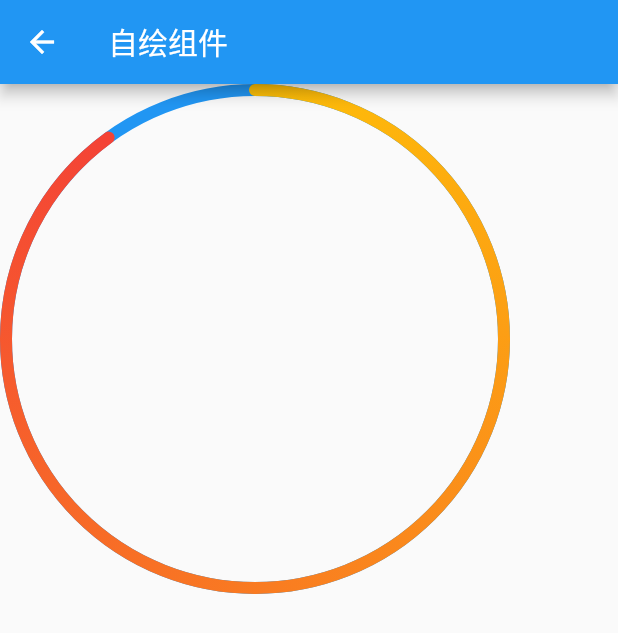
After one commit to xxxIxxxx/flutter_ddup, a Flutter app: the screen it shows after launch, scrolled down 1711 dp, after a tap on "自绘组件", on a phone screen of 412 x 824 dp. The commit adds this screen. Shown: the top 633 px of the screen. Run offline on Flutter 3.47's test engine with Material 2 defaults, Android fonts, the phone set to English and light mode, and no system bars; our stand-ins replace fluro.

Commit message:
自绘组件

```diff
--- a/lib/app/home_page.dart
+++ b/lib/app/home_page.dart
@@ -371,6 +371,13 @@ class _MyHomePageState extends State<MyHomePage> {
             },
             child: const Text("自绘组件 CustomPaint Canvas"),
           ),
+          TextButton(
+            onPressed: () {
+              Application.router.navigateTo(context, Routes.customWidget,
+                  transition: TransitionType.native);
+            },
+            child: const Text("自绘组件"),
+          ),
         ],
       ),
     );
--- /dev/null
+++ b/lib/class/自绘组件/custom_widget_page.dart
@@ -0,0 +1,26 @@
+import 'package:flutter/material.dart';
+import 'package:flutter_ddup/class/%E8%87%AA%E7%BB%98%E7%BB%84%E4%BB%B6/gradient_circular_progress_indicator.dart';
+
+class CustomWidgetPage extends StatefulWidget {
+  const CustomWidgetPage({Key? key}) : super(key: key);
+
+  @override
+  _CustomWidgetPageState createState() => _CustomWidgetPageState();
+}
+
+class _CustomWidgetPageState extends State<CustomWidgetPage> {
+  @override
+  Widget build(BuildContext context) {
+    return Scaffold(
+      appBar: AppBar(
+        title: const Text('自绘组件'),
+      ),
+      body: const GradientCircularProgressIndicator(
+        radius: 170,
+        value: 0.9,
+        stroeWidth: 8,
+        colors: [Colors.amber, Colors.red],
+      ),
+    );
+  }
+}
--- /dev/null
+++ b/lib/class/自绘组件/gradient_circular_progress_indicator.dart
@@ -0,0 +1,145 @@
+import 'dart:math';
+
+import 'package:flutter/material.dart';
+
+class GradientCircularProgressIndicator extends StatelessWidget {
+  const GradientCircularProgressIndicator(
+      {Key? key,
+      this.stroeWidth = 3.0,
+      this.radius = 10.0,
+      this.strokeCapRound = true,
+      this.value = 0.0,
+      this.backgroundColor = Colors.blue,
+      this.totalAngle = 2 * pi,
+      required this.colors,
+      this.stops})
+      : super(key: key);
+
+  /// 粗细
+  final double stroeWidth;
+
+  /// 半径
+  final double radius;
+
+  /// 两端是否为圆角
+  final bool strokeCapRound;
+
+  /// 当前进度  [0 -  1.0]
+  final double value;
+
+  /// 进度条背景色
+  final Color backgroundColor;
+
+  /// 进度条总弧度
+  final double totalAngle;
+
+  /// 渐变色数组
+  final List<Color> colors;
+
+  /// 渐变色终止点
+  final List<double>? stops;
+
+  @override
+  Widget build(BuildContext context) {
+    double _offset = .0;
+    if (strokeCapRound) {
+      _offset = asin(stroeWidth / (radius * 2 - stroeWidth));
+    }
+    var _colors = colors;
+    if (_colors.isEmpty) {
+      var color = Theme.of(context).colorScheme.secondary;
+      _colors = [color, color];
+    }
+    return Transform.rotate(
+      angle: -pi / 2.0 - _offset,
+      child: CustomPaint(
+        size: Size.fromRadius(radius),
+        painter: GradientCircularProgressPainter(stroeWidth, radius,
+            strokeCapRound, value, backgroundColor, totalAngle, colors, stops),
+      ),
+    );
+  }
+}
+
+class GradientCircularProgressPainter extends CustomPainter {
+  GradientCircularProgressPainter(
+    this.stroeWidth,
+    this.radius,
+    this.strokeCapRound,
+    this.value,
+    this.backgroundColor,
+    this.totalAngle,
+    this.colors,
+    this.stops,
+  );
+
+  /// 粗细
+  final double stroeWidth;
+
+  /// 半径
+  final double radius;
+
+  /// 两端是否为圆角
+  final bool strokeCapRound;
+
+  /// 当前进度  [0 -  1.0]
+  final double value;
+
+  /// 进度条背景色
+  final Color backgroundColor;
+
+  /// 进度条总弧度
+  final double totalAngle;
+
+  /// 渐变色数组
+  final List<Color> colors;
+
+  /// 渐变色终止点
+  final List<double>? stops;
+
+  @override
+  void paint(Canvas canvas, Size size) {
+    size = Size.fromRadius(radius);
+    double _offset = stroeWidth / 2.0;
+    double _value = value.clamp(0, 1.0) * totalAngle;
+    double _start = .0;
+    if (strokeCapRound) {
+      _start = asin(stroeWidth / (radius * 2 - stroeWidth));
+    }
+
+    Rect rect = Offset(_offset, _offset) &
+        Size(size.width - stroeWidth, size.height - stroeWidth);
+
+    var paint = Paint()
+      ..strokeCap = strokeCapRound ? StrokeCap.round : StrokeCap.butt
+      ..style = PaintingStyle.stroke
+      ..isAntiAlias = true
+      ..strokeWidth = stroeWidth;
+
+    // 先画背景
+    if (backgroundColor != Colors.transparent) {
+      paint.color = backgroundColor;
+      canvas.drawArc(rect, _start, totalAngle, false, paint);
+    }
+
+    // 再画前景，应用渐变
+    if (_value > 0) {
+      paint.shader = SweepGradient(
+        startAngle: 0.0,
+        endAngle: _value,
+        colors: colors,
+        stops: stops,
+      ).createShader(rect);
+
+      canvas.drawArc(rect, _start, _value, false, paint);
+    }
+  }
+
+  /// 实际应该根据属性是否变化返回
+  @override
+  bool shouldRepaint(GradientCircularProgressPainter oldDelegate) => true;
+
+  @override
+  bool shouldRebuildSemantics(GradientCircularProgressPainter oldDelegate) =>
+      false;
+}
--- a/lib/route/route_handlers.dart
+++ b/lib/route/route_handlers.dart
@@ -47,6 +47,7 @@ import '../class/WillPopScope导航返回拦截/will_pop_scope_page.dart';
 import '../class/widget生命周期/counter_life_cycle_page.dart';
 import '../class/事件总线及单例/event_bus_page.dart';
 import '../class/交织动画/animation_group_page.dart';
+import '../class/自绘组件/custom_widget_page.dart';
 import '../class/自行实现渐变色按钮 InkWell涟漪组件/gradient_btn_page.dart';
 import '../class/路由传值/tipRoute_page.dart';
 import '../class/颜色和主题/theme_page.dart';
@@ -302,3 +303,8 @@ var customPaintCanvasHandeler = Handler(
     handlerFunc: (BuildContext? context, Map<String, List<String>> params) {
   return const CustomPaintCanvasPage();
 });
+
+var customWidgetHandeler = Handler(
+    handlerFunc: (BuildContext? context, Map<String, List<String>> params) {
+  return const CustomWidgetPage();
+});
--- a/lib/route/routes.dart
+++ b/lib/route/routes.dart
@@ -55,7 +55,7 @@ class Routes {
   static String animatedSwitcher = "/animatedSwitcher";
   static String gradientBtn = "/gradientBtn";
   static String customPaintCanvas = "/customPaintCanvas";
-
+  static String customWidget = "/customWidget";
 
   static void configureRoutes(FluroRouter router) {
     router.notFoundHandler = Handler(
@@ -116,5 +116,6 @@ class Routes {
     router.define(animatedSwitcher, handler: animatedSwitcherHandeler);
     router.define(gradientBtn, handler: gradientBtnHandeler);
     router.define(customPaintCanvas, handler: customPaintCanvasHandeler);
+    router.define(customWidget, handler: customWidgetHandeler);
   }
 }
```
Also changed, not shown: 137 other files.
